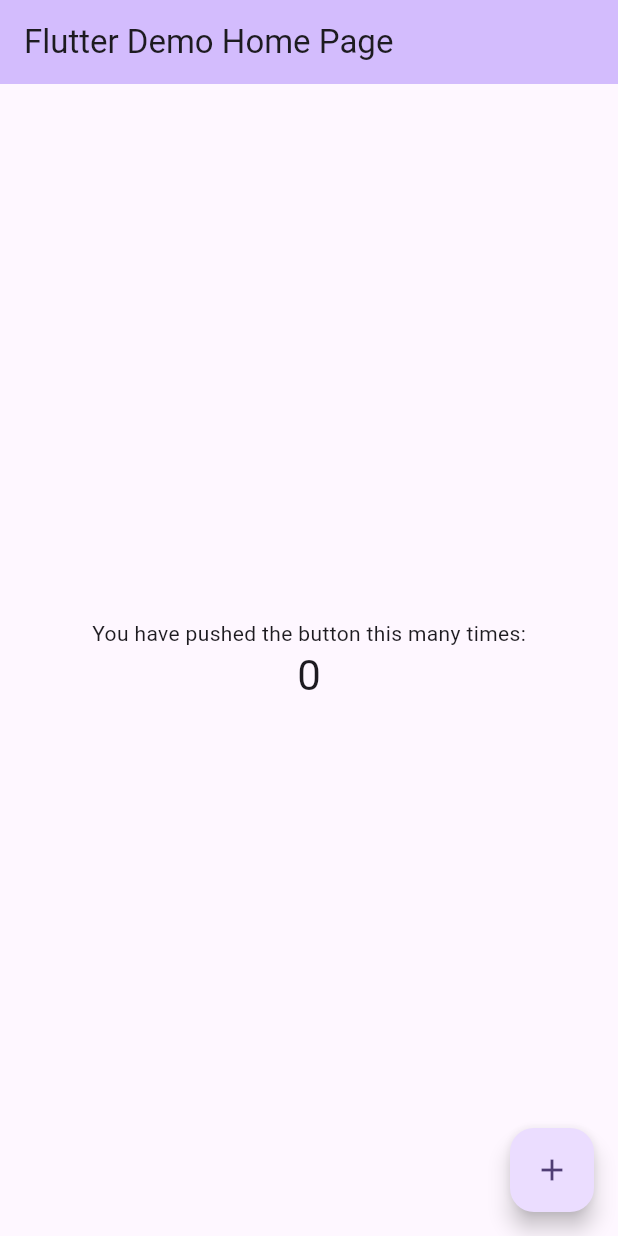
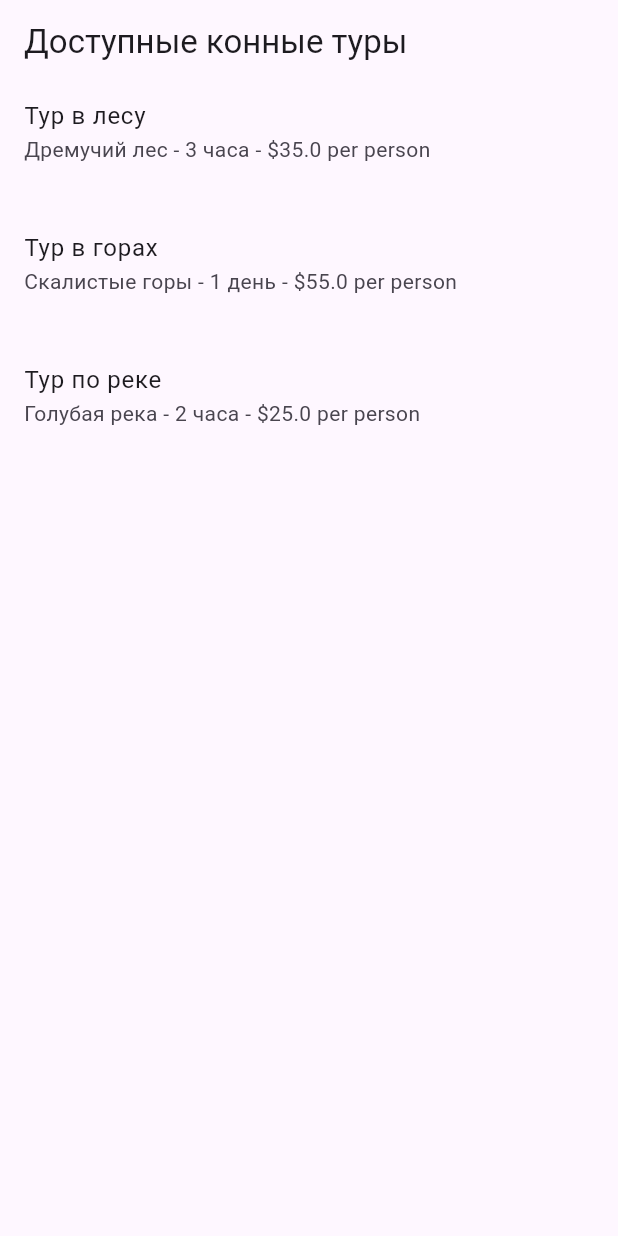
Before and after one commit to alinezzz/rkmp5, a Flutter app: the screen it shows after launch, on a phone screen of 412 x 824 dp. Run offline on Flutter 3.47's test engine with Material 3 defaults, Android fonts, the phone set to English and light mode, and no system bars.

Commit message:
Add TourModel 2.0

```diff
--- /dev/null
+++ b/lib/app.dart
@@ -0,0 +1,17 @@
+import 'package:flutter/material.dart';
+import 'feature/horse_tour/screens/horse_tour_screen.dart';
+
+class HorseToursApp extends StatelessWidget {
+  const HorseToursApp({super.key});
+
+  @override
+  Widget build(BuildContext context) {
+    return MaterialApp(
+      title: 'Horse Tours Booking App',
+      theme: ThemeData(
+        primarySwatch: Colors.blue,
+      ),
+      home: ToursListScreen(),
+    );
+  }
+}
--- /dev/null
+++ b/lib/feature/horse_tour/horse_tour_repository.dart
@@ -0,0 +1,29 @@
+import 'models/horse_tour_model.dart';
+
+class ToursRepository {
+  List<TourModel> getTours() {
+    return [
+      TourModel(
+          id: '1',
+          name: 'Тур в лесу',
+          location: 'Дремучий лес',
+          duration: '3 часа',
+          pricePerPerson: 35,
+          description: 'Живописная прогулка по густому и мрачному лесу.'),
+      TourModel(
+          id: '2',
+          name: 'Тур в горах',
+          location: 'Скалистые горы',
+          duration: '1 день',
+          pricePerPerson: 55,
+          description: 'Исследуйте горные тропы в сопровождении опытных гидов.'),
+      TourModel(
+          id: '3',
+          name: 'Тур по реке',
+          location: 'Голубая река',
+          duration: '2 часа',
+          pricePerPerson: 25,
+          description: 'Расслабляющая прогулка вдоль берега Голубой реки.'),
+    ];
+  }
+}
--- /dev/null
+++ b/lib/feature/horse_tour/models/horse_tour.dart
@@ -0,0 +1,15 @@
+class Tour {
+  final String id;
+  final String name;
+  final String location;
+  final String duration;
+  final double pricePerPerson;
+
+  Tour({
+    required this.id,
+    required this.name,
+    required this.location,
+    required this.duration,
+    required this.pricePerPerson,
+  });
+}
--- /dev/null
+++ b/lib/feature/horse_tour/models/horse_tour_model.dart
@@ -0,0 +1,35 @@
+class TourModel {
+  final String id;
+  final String name;
+  final String location;
+  final String duration;
+  final double pricePerPerson;
+  final String description;
+
+  TourModel({
+    required this.id,
+    required this.name,
+    required this.location,
+    required this.duration,
+    required this.pricePerPerson,
+    required this.description,
+  });
+
+  TourModel copyWith({
+    String? id,
+    String? name,
+    String? location,
+    String? duration,
+    double? pricePerPerson,
+    String? description,
+  }) {
+    return TourModel(
+      id: id ?? this.id,
+      name: name ?? this.name,
+      location: location ?? this.location,
+      duration: duration ?? this.duration,
+      pricePerPerson: pricePerPerson ?? this.pricePerPerson,
+      description: description ?? this.description,
+    );
+  }
+}
--- /dev/null
+++ b/lib/feature/horse_tour/screens/horse_tour_screen.dart
@@ -0,0 +1,30 @@
+import 'package:flutter/material.dart';
+import '../horse_tour_repository.dart';
+
+class ToursListScreen extends StatelessWidget {
+  final ToursRepository repository = ToursRepository();
+
+  ToursListScreen({super.key});
+
+  @override
+  Widget build(BuildContext context) {
+    final tours = repository.getTours();
+
+    return Scaffold(
+      appBar: AppBar(
+        title: Text('Доступные конные туры'),
+      ),
+      body: ListView.builder(
+        itemCount: tours.length,
+        itemBuilder: (context, index) {
+          final tour = tours[index];
+          return ListTile(
+            title: Text(tour.name),
+            subtitle: Text('${tour.location} - ${tour.duration} - \$${tour.pricePerPerson} per person'),
+            isThreeLine: true,
+          );
+        },
+      ),
+    );
+  }
+}
--- a/lib/main.dart
+++ b/lib/main.dart
@@ -1,122 +1,6 @@
 import 'package:flutter/material.dart';
+import 'app.dart';
 
 void main() {
-  runApp(const MyApp());
+  runApp(HorseToursApp());
 }
-
-class MyApp extends StatelessWidget {
-  const MyApp({super.key});
-
-  // This widget is the root of your application.
-  @override
-  Widget build(BuildContext context) {
-    return MaterialApp(
-      title: 'Flutter Demo',
-      theme: ThemeData(
-        // This is the theme of your application.
-        //
-        // TRY THIS: Try running your application with "flutter run". You'll see
-        // the application has a purple toolbar. Then, without quitting the app,
-        // try changing the seedColor in the colorScheme below to Colors.green
-        // and then invoke "hot reload" (save your changes or press the "hot
-        // reload" button in a Flutter-supported IDE, or press "r" if you used
-        // the command line to start the app).
-        //
-        // Notice that the counter didn't reset back to zero; the application
-        // state is not lost during the reload. To reset the state, use hot
-        // restart instead.
-        //
-        // This works for code too, not just values: Most code changes can be
-        // tested with just a hot reload.
-        colorScheme: ColorScheme.fromSeed(seedColor: Colors.deepPurple),
-      ),
-      home: const MyHomePage(title: 'Flutter Demo Home Page'),
-    );
-  }
-}
-
-class MyHomePage extends StatefulWidget {
-  const MyHomePage({super.key, required this.title});
-
-  // This widget is the home page of your application. It is stateful, meaning
-  // that it has a State object (defined below) that contains fields that affect
-  // how it looks.
-
-  // This class is the configuration for the state. It holds the values (in this
-  // case the title) provided by the parent (in this case the App widget) and
-  // used by the build method of the State. Fields in a Widget subclass are
-  // always marked "final".
-
-  final String title;
-
-  @override
-  State<MyHomePage> createState() => _MyHomePageState();
-}
-
-class _MyHomePageState extends State<MyHomePage> {
-  int _counter = 0;
-
-  void _incrementCounter() {
-    setState(() {
-      // This call to setState tells the Flutter framework that something has
-      // changed in this State, which causes it to rerun the build method below
-      // so that the display can reflect the updated values. If we changed
-      // _counter without calling setState(), then the build method would not be
-      // called again, and so nothing would appear to happen.
-      _counter++;
-    });
-  }
-
-  @override
-  Widget build(BuildContext context) {
-    // This method is rerun every time setState is called, for instance as done
-    // by the _incrementCounter method above.
-    //
-    // The Flutter framework has been optimized to make rerunning build methods
-    // fast, so that you can just rebuild anything that needs updating rather
-    // than having to individually change instances of widgets.
-    return Scaffold(
-      appBar: AppBar(
-        // TRY THIS: Try changing the color here to a specific color (to
-        // Colors.amber, perhaps?) and trigger a hot reload to see the AppBar
-        // change color while the other colors stay the same.
-        backgroundColor: Theme.of(context).colorScheme.inversePrimary,
-        // Here we take the value from the MyHomePage object that was created by
-        // the App.build method, and use it to set our appbar title.
-        title: Text(widget.title),
-      ),
-      body: Center(
-        // Center is a layout widget. It takes a single child and positions it
-        // in the middle of the parent.
-        child: Column(
-          // Column is also a layout widget. It takes a list of children and
-          // arranges them vertically. By default, it sizes itself to fit its
-          // children horizontally, and tries to be as tall as its parent.
-          //
-          // Column has various properties to control how it sizes itself and
-          // how it positions its children. Here we use mainAxisAlignment to
-          // center the children vertically; the main axis here is the vertical
-          // axis because Columns are vertical (the cross axis would be
-          // horizontal).
-          //
-          // TRY THIS: Invoke "debug painting" (choose the "Toggle Debug Paint"
-          // action in the IDE, or press "p" in the console), to see the
-          // wireframe for each widget.
-          mainAxisAlignment: MainAxisAlignment.center,
-          children: <Widget>[
-            const Text('You have pushed the button this many times:'),
-            Text(
-              '$_counter',
-              style: Theme.of(context).textTheme.headlineMedium,
-            ),
-          ],
-        ),
-      ),
-      floatingActionButton: FloatingActionButton(
-        onPressed: _incrementCounter,
-        tooltip: 'Increment',
-        child: const Icon(Icons.add),
-      ), // This trailing comma makes auto-formatting nicer for build methods.
-    );
-  }
-}
```
